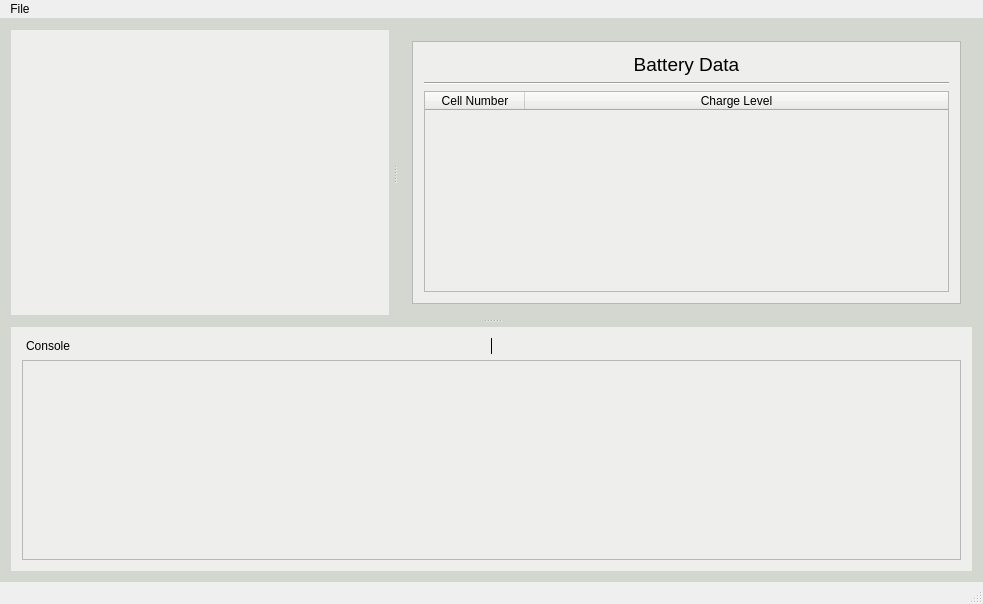
Above: mainwindow.ui from gcmvy3/voltron-dashboard before the change. Below: the same form after it.
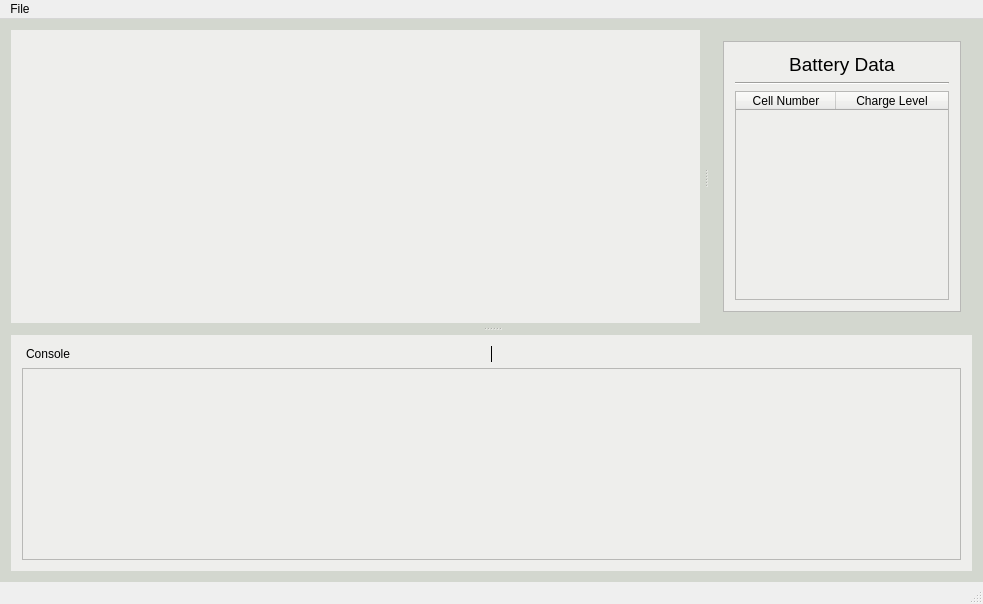
That is the form after the change. Custom widgets are drawn as their Qt base class.

Patch:
```diff
--- a/mainwindow.ui
+++ b/mainwindow.ui
@@ -30,6 +30,12 @@
        <bool>false</bool>
       </property>
       <widget class="QSplitter" name="splitter">
+       <property name="sizePolicy">
+        <sizepolicy hsizetype="Expanding" vsizetype="Expanding">
+         <horstretch>0</horstretch>
+         <verstretch>6</verstretch>
+        </sizepolicy>
+       </property>
        <property name="orientation">
         <enum>Qt::Horizontal</enum>
        </property>
@@ -42,7 +48,7 @@
        <widget class="LidarWidget" name="lidarWidget" native="true">
         <property name="sizePolicy">
          <sizepolicy hsizetype="MinimumExpanding" vsizetype="MinimumExpanding">
-          <horstretch>2</horstretch>
+          <horstretch>8</horstretch>
           <verstretch>0</verstretch>
          </sizepolicy>
         </property>
@@ -52,7 +58,7 @@
        </widget>
        <widget class="BatteryWidget" name="batteryWidget" native="true">
         <property name="sizePolicy">
-         <sizepolicy hsizetype="Preferred" vsizetype="Preferred">
+         <sizepolicy hsizetype="Maximum" vsizetype="Preferred">
           <horstretch>1</horstretch>
           <verstretch>0</verstretch>
          </sizepolicy>
```
